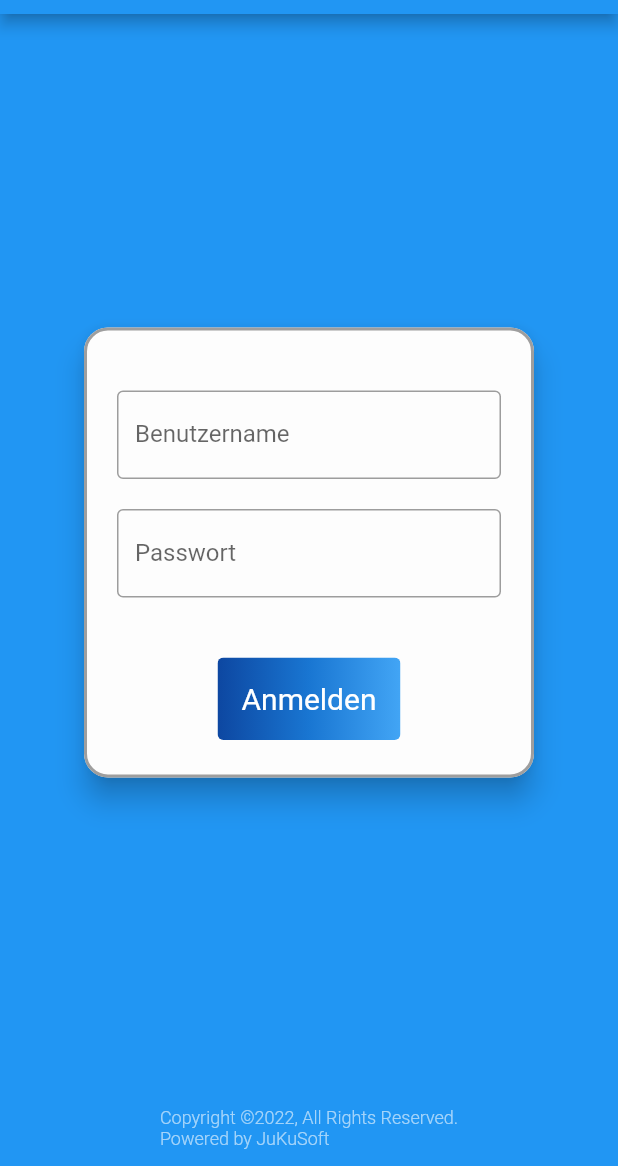
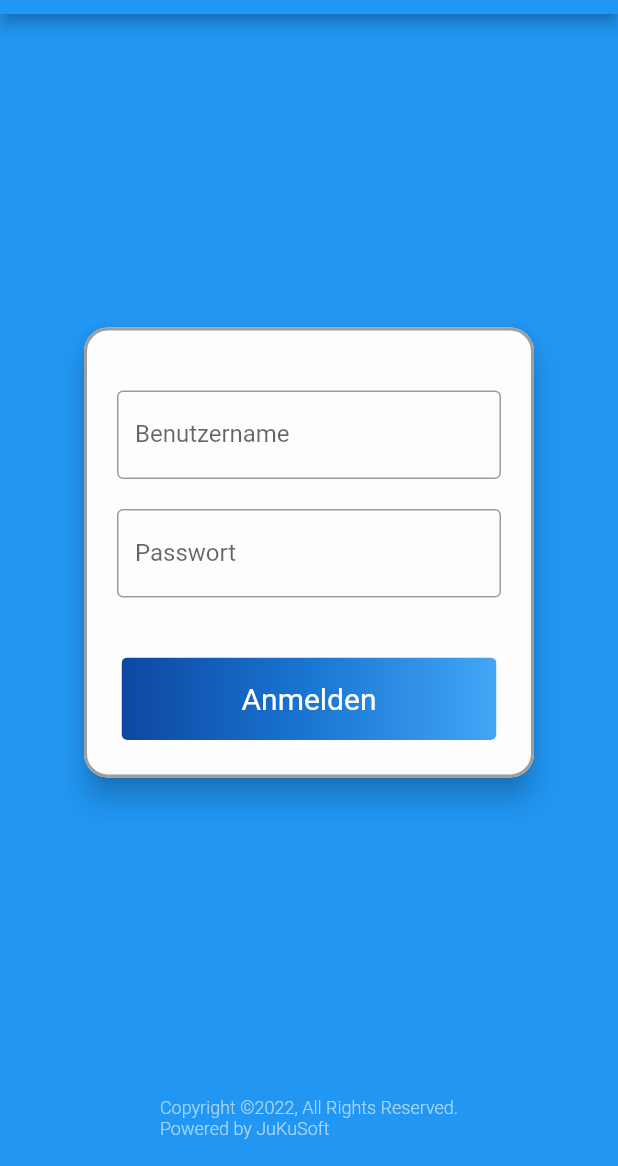
Before and after one commit to JuKu/ts-connect-app, a Flutter app: the screen it shows after launch, on a phone screen of 412 x 824 dp, the part 70-1236 px from its top. Run offline on Flutter 3.47's test engine with Material 2 defaults, Android fonts, the phone set to English and light mode, and no system bars.

Commit message:
Change LoginFormWidget

```diff
--- a/lib/presentation/login/login_activity.dart
+++ b/lib/presentation/login/login_activity.dart
@@ -36,7 +36,7 @@ class LoginActivity extends StatelessWidget {
           height: 50.0,
           //color: Colors.white70,
           child: const Center(
-            child: Text("Copyright ©2022, All Rights Reserved.\nPowered by JuKuSoft", style: TextStyle(fontWeight:FontWeight.w300, fontSize: 12.0, color: /*Color(0xFF162A49)*/Colors.white60),)
+            child: Text("Copyright ©2022, All Rights Reserved.\nPowered by JuKuSoft\n", style: TextStyle(fontWeight:FontWeight.w300, fontSize: 12.0, color: /*Color(0xFF162A49)*/Colors.white60),)
           ),
         ),
       ),
--- a/lib/presentation/login/widgets/login_form.dart
+++ b/lib/presentation/login/widgets/login_form.dart
@@ -46,6 +46,7 @@ class LoginFormWidget extends StatelessWidget {
                   children: [
                     Positioned.fill(
                       child: Container(
+                        width: 300,
                         decoration: const BoxDecoration(
                           gradient: LinearGradient(
                             colors: <Color>[
@@ -59,7 +60,7 @@ class LoginFormWidget extends StatelessWidget {
                     ),
                     TextButton(
                       style: TextButton.styleFrom(
-                        padding: const EdgeInsets.all(16.0),
+                        padding: const EdgeInsets.symmetric(vertical: 16.0, horizontal: 80.0),
                         primary: Colors.white,
                         textStyle: const TextStyle(fontSize: 20),
                       ),
```
